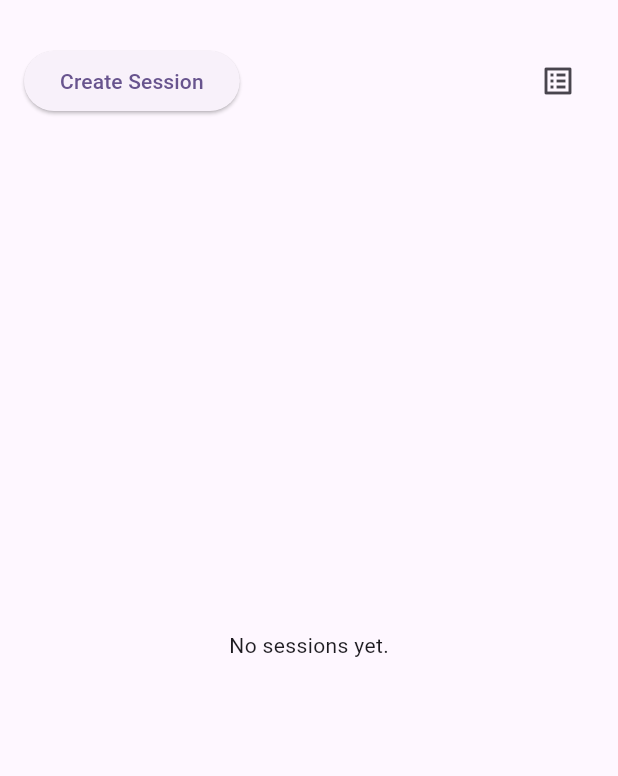
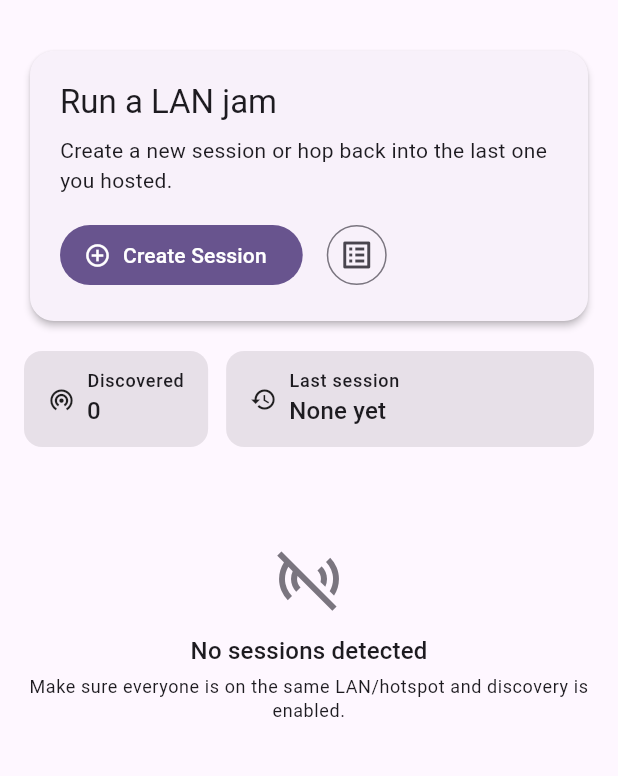
Before and after one commit to macdipu/jamsync, a Flutter app: the screen it shows after launch, on a phone screen of 412 x 824 dp, the part 63-839 px from its top. Run offline on Flutter 3.47's test engine with Material 3 defaults, Android fonts, the phone set to English and light mode, and no system bars; our stand-ins replace audio_service, get, just_audio, just_audio_background, on_audio_query; missing offline and left inert: audio_session; statements that could not run were skipped.

Commit message:
refactor home page layout and add session management components

```diff
--- a/lib/presentation/home/home_page.dart
+++ b/lib/presentation/home/home_page.dart
@@ -16,67 +16,37 @@ class HomePage extends GetView<HomeController> {
         if (controller.isLoading.value) {
           return const Center(child: CircularProgressIndicator());
         }
-        return Padding(
-          padding: const EdgeInsets.all(16),
-          child: Column(
-            crossAxisAlignment: CrossAxisAlignment.start,
-            children: [
-              Row(
+        return StreamBuilder<List<SessionSummary>>(
+          stream: controller.discoveredSessions$,
+          builder: (context, snapshot) {
+            final sessions = snapshot.data ?? const [];
+            return SingleChildScrollView(
+              padding: const EdgeInsets.all(16),
+              child: Column(
+                crossAxisAlignment: CrossAxisAlignment.start,
                 children: [
-                  ElevatedButton(
-                    onPressed: controller.isLoading.value
+                  _HeroActions(
+                    onCreate: () => _handleCreateSession(context),
+                    onResume: controller.lastSession.value == null
                         ? null
-                        : () async {
-                            await _handleCreateSession(context);
-                          },
-                    child: const Text('Create Session'),
+                        : controller.resumeLastSession,
+                    onLogs: () => Get.toNamed(Routes.logs),
+                    isBusy: controller.isLoading.value,
                   ),
-                  const SizedBox(width: 8),
-                  Obx(() {
-                    final resume = controller.lastSession.value;
-                    if (resume == null) {
-                      return const SizedBox.shrink();
-                    }
-                    return OutlinedButton(
-                      onPressed: controller.isLoading.value ? null : controller.resumeLastSession,
-                      child: const Text('Resume last session'),
-                    );
-                  }),
-                  const Spacer(),
-                  IconButton(
-                    icon: const Icon(Icons.list_alt),
-                    onPressed: () => Get.toNamed(Routes.logs),
+                  const SizedBox(height: 16),
+                  _StatsRow(
+                    discovered: sessions.length,
+                    lastSessionName: controller.lastSession.value?.summary.name,
+                  ),
+                  const SizedBox(height: 16),
+                  _SessionList(
+                    sessions: sessions,
+                    onJoin: controller.joinSession,
                   ),
                 ],
               ),
-              const SizedBox(height: 16),
-              Expanded(
-                child: StreamBuilder<List<SessionSummary>>(
-                  stream: controller.discoveredSessions$,
-                  builder: (context, snapshot) {
-                    final sessions = snapshot.data ?? const [];
-                    if (sessions.isEmpty) {
-                      return const Center(child: Text('No sessions yet.'));
-                    }
-                    return ListView.builder(
-                      itemCount: sessions.length,
-                      itemBuilder: (context, index) {
-                        final session = sessions[index];
-                        return ListTile(
-                          title: Text(session.name),
-                          subtitle: Text('${session.hostName} • ${session.ip}:${session.port}'),
-                          trailing: TextButton(
-                            onPressed: () => controller.joinSession(session),
-                            child: const Text('Join'),
-                          ),
-                        );
-                      },
-                    );
-                  },
-                ),
-              ),
-            ],
-          ),
+            );
+          },
         );
       }),
     );
@@ -119,3 +89,202 @@ class HomePage extends GetView<HomeController> {
     );
   }
 }
+
+class _HeroActions extends StatelessWidget {
+  const _HeroActions({
+    required this.onCreate,
+    required this.onLogs,
+    required this.isBusy,
+    this.onResume,
+  });
+
+  final VoidCallback onCreate;
+  final VoidCallback onLogs;
+  final bool isBusy;
+  final VoidCallback? onResume;
+
+  @override
+  Widget build(BuildContext context) {
+    return Card(
+      shape: RoundedRectangleBorder(borderRadius: BorderRadius.circular(16)),
+      elevation: 2,
+      child: Padding(
+        padding: const EdgeInsets.all(20),
+        child: Column(
+          crossAxisAlignment: CrossAxisAlignment.start,
+          children: [
+            Text(
+              'Run a LAN jam',
+              style: Theme.of(context).textTheme.titleLarge,
+            ),
+            const SizedBox(height: 8),
+            Text(
+              'Create a new session or hop back into the last one you hosted.',
+              style: Theme.of(context).textTheme.bodyMedium,
+            ),
+            const SizedBox(height: 16),
+            Wrap(
+              spacing: 12,
+              runSpacing: 12,
+              children: [
+                FilledButton.icon(
+                  onPressed: isBusy ? null : onCreate,
+                  icon: const Icon(Icons.add_circle_outline),
+                  label: const Text('Create Session'),
+                ),
+                if (onResume != null)
+                  OutlinedButton.icon(
+                    onPressed: isBusy ? null : onResume,
+                    icon: const Icon(Icons.restart_alt),
+                    label: const Text('Resume last session'),
+                  ),
+                IconButton.outlined(
+                  onPressed: onLogs,
+                  icon: const Icon(Icons.list_alt),
+                  tooltip: 'View logs',
+                ),
+              ],
+            ),
+          ],
+        ),
+      ),
+    );
+  }
+}
+
+class _StatsRow extends StatelessWidget {
+  const _StatsRow({required this.discovered, this.lastSessionName});
+
+  final int discovered;
+  final String? lastSessionName;
+
+  @override
+  Widget build(BuildContext context) {
+    return Row(
+      children: [
+        _StatChip(
+          label: 'Discovered',
+          value: discovered.toString(),
+          icon: Icons.wifi_tethering,
+        ),
+        const SizedBox(width: 12),
+        Expanded(
+          child: _StatChip(
+            label: 'Last session',
+            value: lastSessionName ?? 'None yet',
+            icon: Icons.history,
+          ),
+        ),
+      ],
+    );
+  }
+}
+
+class _StatChip extends StatelessWidget {
+  const _StatChip({required this.label, required this.value, required this.icon});
+
+  final String label;
+  final String value;
+  final IconData icon;
+
+  @override
+  Widget build(BuildContext context) {
+    return Container(
+      padding: const EdgeInsets.symmetric(horizontal: 16, vertical: 12),
+      decoration: BoxDecoration(
+        borderRadius: BorderRadius.circular(12),
+        color: Theme.of(context).colorScheme.surfaceContainerHighest,
+      ),
+      child: Row(
+        mainAxisSize: MainAxisSize.min,
+        children: [
+          Icon(icon, size: 18),
+          const SizedBox(width: 8),
+          Column(
+            crossAxisAlignment: CrossAxisAlignment.start,
+            children: [
+              Text(label, style: Theme.of(context).textTheme.labelMedium),
+              Text(value, style: Theme.of(context).textTheme.titleMedium),
+            ],
+          ),
+        ],
+      ),
+    );
+  }
+}
+
+class _SessionList extends StatelessWidget {
+  const _SessionList({required this.sessions, required this.onJoin});
+
+  final List<SessionSummary> sessions;
+  final void Function(SessionSummary) onJoin;
+
+  @override
+  Widget build(BuildContext context) {
+    if (sessions.isEmpty) {
+      return const _EmptyState();
+    }
+    return ListView.separated(
+      shrinkWrap: true,
+      physics: const NeverScrollableScrollPhysics(),
+      itemCount: sessions.length,
+      separatorBuilder: (_, __) => const SizedBox(height: 12),
+      itemBuilder: (context, index) {
+        final session = sessions[index];
+        return _SessionCard(
+          session: session,
+          onJoin: () => onJoin(session),
+        );
+      },
+    );
+  }
+}
+
+class _SessionCard extends StatelessWidget {
+  const _SessionCard({required this.session, required this.onJoin});
+
+  final SessionSummary session;
+  final VoidCallback onJoin;
+
+  @override
+  Widget build(BuildContext context) {
+    return Card(
+      shape: RoundedRectangleBorder(borderRadius: BorderRadius.circular(12)),
+      child: ListTile(
+        title: Text(session.name, style: Theme.of(context).textTheme.titleMedium),
+        subtitle: Text('${session.hostName} • ${session.ip}:${session.port}'),
+        trailing: FilledButton(
+          onPressed: onJoin,
+          child: const Text('Join'),
+        ),
+      ),
+    );
+  }
+}
+
+class _EmptyState extends StatelessWidget {
+  const _EmptyState();
+
+  @override
+  Widget build(BuildContext context) {
+    return Padding(
+      padding: const EdgeInsets.symmetric(vertical: 48),
+      child: Column(
+        children: [
+          Icon(Icons.sensors_off, size: 48, color: Theme.of(context).colorScheme.outline),
+          const SizedBox(height: 12),
+          Text(
+            'No sessions detected',
+            style: Theme.of(context).textTheme.titleMedium,
+          ),
+          const SizedBox(height: 4),
+          Text(
+            'Make sure everyone is on the same LAN/hotspot and discovery is enabled.',
+            textAlign: TextAlign.center,
+            style: Theme.of(context).textTheme.bodySmall,
+          ),
+        ],
+      ),
+    );
+  }
+}
```
